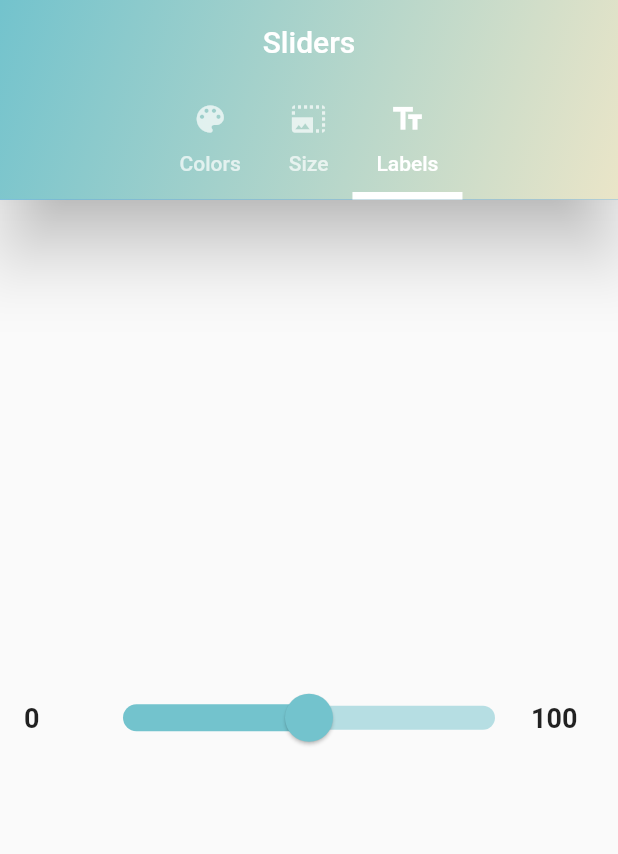
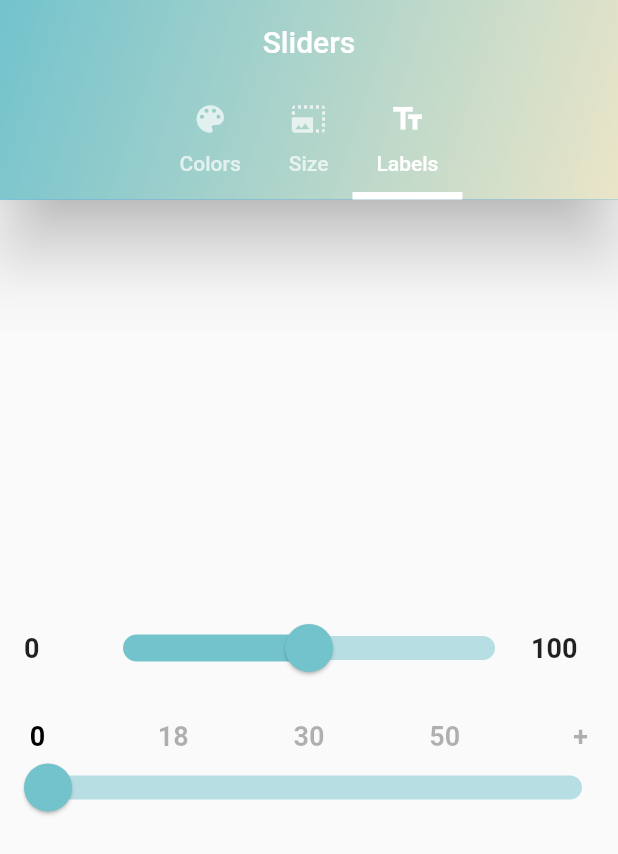
Before and after one commit to kwe92/Flutter-Widgets, a Flutter app: the screen it shows after launch, tab 3 chosen, on a phone screen of 412 x 824 dp. Shown: the top 854 px of the screen. Run offline on Flutter 3.47's test engine with Material 2 defaults, Android fonts, the phone set to English and light mode, and no system bars; our stand-ins replace auto_route, camera, firebase_auth, flutter_inset_box_shadow, flutter_local_notifications, flutter_riverpod and 3 more; missing offline and left inert: firebase_ui_auth; accounts and stored records are empty.

Commit message:
update: expanded lesson

```diff
--- a/lib/Widgets/sliders/widgets/sliders/slider_label_widget.dart
+++ b/lib/Widgets/sliders/widgets/sliders/slider_label_widget.dart
@@ -1,7 +1,9 @@
 import 'package:flutter/material.dart';
 import 'package:flutter_widgets/Widgets/sliders/colors/slider_colors.dart';
+import 'package:flutter_widgets/Widgets/sliders/utils.dart';
 
-// TODO: add comments
+// TODO: review and add comments
+// TODO: break apart into diffrent components
 
 class SliderLabelWidget extends StatefulWidget {
   const SliderLabelWidget({super.key});
@@ -13,13 +15,14 @@ class SliderLabelWidget extends StatefulWidget {
 class _SliderLabelWidgetState extends State<SliderLabelWidget> {
   double value = 50;
 
+  double indexTop = 0;
+
   final double min = 0;
 
   final double max = 100;
 
   @override
-  Widget build(BuildContext context) {
-    return SliderTheme(
+  Widget build(BuildContext context) => SliderTheme(
         data: SliderThemeData(
           activeTickMarkColor: Colors.transparent,
           inactiveTickMarkColor: Colors.transparent,
@@ -32,7 +35,10 @@ class _SliderLabelWidgetState extends State<SliderLabelWidget> {
           thumbColor: SliderColors.aqua0,
           valueIndicatorColor: SliderColors.aqua0,
         ),
-      child: Container(
+        child: Column(
+          mainAxisAlignment: MainAxisAlignment.center,
+          children: [
+            Container(
               margin: const EdgeInsets.symmetric(horizontal: 16),
               child: Row(
                 children: [
@@ -53,12 +59,74 @@ class _SliderLabelWidgetState extends State<SliderLabelWidget> {
                 ],
               ),
             ),
+            const SizedBox(height: 24),
+            buildSliderTopLabel(),
+          ],
+        ),
+      );
+
+  Widget buildSliderTopLabel() {
+    final labels = <String>['0', '18', '30', '50', '+'];
+
+    const double min = 0;
+
+    final double max = labels.length - 1;
+
+    final divisions = labels.length - 1;
+
+    return Builder(
+      builder: (context) => Column(
+        mainAxisAlignment: MainAxisAlignment.spaceBetween,
+        children: [
+          Container(
+            margin: const EdgeInsets.symmetric(horizontal: 10),
+            child: Row(
+              mainAxisAlignment: MainAxisAlignment.spaceBetween,
+              children: Utils.modelBuilder(labels, (index, label) {
+                const selectedColor = Colors.black;
+                final unselectedColor = Colors.black.withOpacity(0.3);
+                final isSelected = index <= indexTop;
+                final color = isSelected ? selectedColor : unselectedColor;
+
+                return buildLabel(label: label, color: color, width: 30);
+              }),
+            ),
+          ),
+          Slider(
+            value: indexTop.toDouble(),
+            min: min,
+            max: max,
+            divisions: divisions,
+            // label: labels[indexTop.toInt()],
+            onChanged: (value) => setState(
+              () => indexTop = value,
+            ),
+          ),
+        ],
+      ),
     );
   }
 }
 
-Widget buildSideLabel(double value) {
-  return Builder(
+Widget buildLabel({
+  required String label,
+  required double width,
+  required Color color,
+}) =>
+    SizedBox(
+      width: width,
+      child: Text(
+        label,
+        textAlign: TextAlign.center,
+        style: const TextStyle(
+          fontSize: 18,
+          fontWeight: FontWeight.bold,
+        ).copyWith(color: color),
+      ),
+    );
+
+/// buildSideLabel: builds a side label for a slider
+Widget buildSideLabel(double value) => Builder(
       builder: (context) => SizedBox(
         // set text fixed size
         width: 42,
@@ -71,6 +139,14 @@ Widget buildSideLabel(double value) {
         ),
       ),
     );
-}
 
-// Adding Labels to Sliders
+// Prefix and Sufix Slider Labels
+
+//   - to add prefix and sufix labels you must wrap your Slider in a Row
+//     then instantiate Widgets prefixing and sufixing your Slider to represent what values
+//     you want to display to the user
+
+
+// Labels Above Slider
+
+//   -
```
Lines whose indentation alone changed are shown as unchanged.
